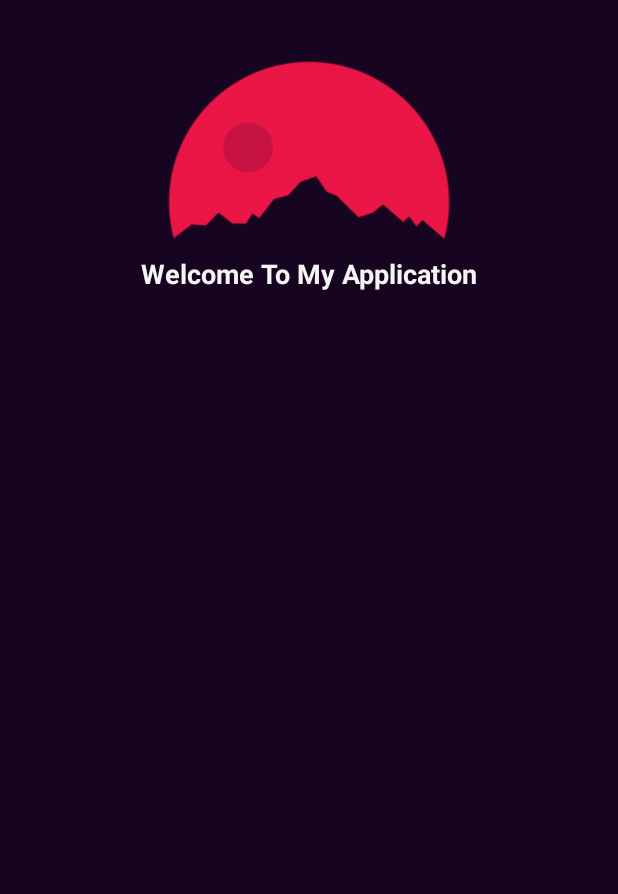
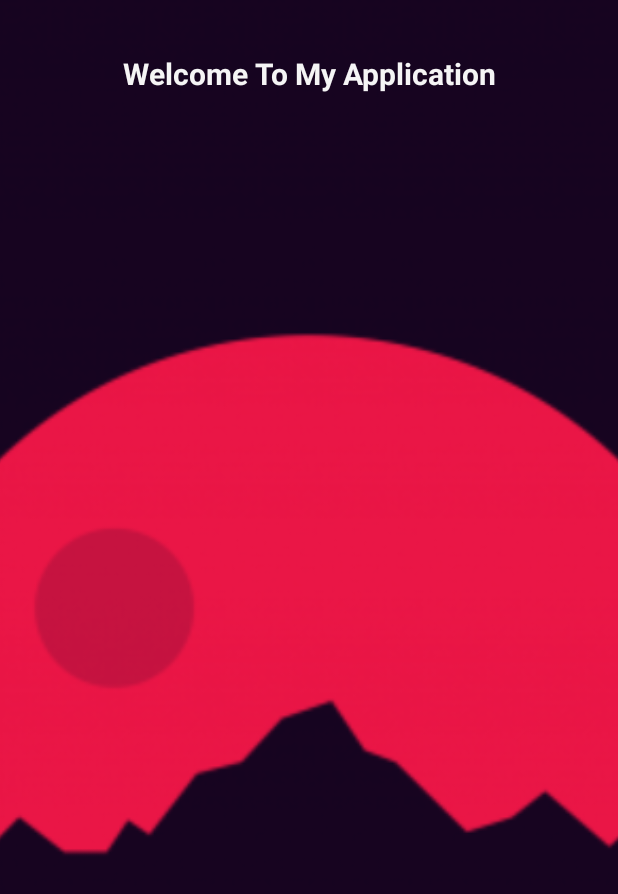
Before and after one commit to KORUSH-KABIR/MFTVWork, an Android app: the layout activity_base.xml on its own in the app's theme, with its tools: preview values and no code run, on a phone screen of 412 x 824 dp. Shown: the top 894 px of the screen. Run offline under Robolectric (Android 15) with nearby library versions, the phone set to English and light mode, and no system bars.

Commit message:
commit init
commit init

```diff
--- a/app/src/main/java/ir/phoenix_iran/mftvwork/MainActivity.java
+++ b/app/src/main/java/ir/phoenix_iran/mftvwork/MainActivity.java
@@ -1,16 +1,17 @@
 package ir.phoenix_iran.mftvwork;
 
 import android.content.Intent;
+import android.os.Bundle;
 import android.support.v7.app.AppCompatActivity;
-import android.os.Bundle;
 import android.support.v7.widget.AppCompatButton;
 import android.view.View;
 
+import ir.phoenix_iran.mftvwork.Core.SetupActivity;
 import ir.phoenix_iran.mftvwork.FirstExercises.FirstSection;
 import ir.phoenix_iran.mftvwork.FirstExercises.SecondSection_1;
 import ir.phoenix_iran.mftvwork.SecondExercises.BaseActivity;
 
-public class MainActivity extends AppCompatActivity {
+public class MainActivity extends SetupActivity {
 
     private AppCompatButton firstExercise , secondExercise , thirdExercise;
 
--- a/app/src/main/res/layout/activity_base.xml
+++ b/app/src/main/res/layout/activity_base.xml
@@ -4,6 +4,7 @@
     xmlns:tools="http://schemas.android.com/tools"
     android:layout_width="match_parent"
     android:background="#170420"
+    tools:ignore="MissingPrefix"
     android:layout_height="match_parent"
     tools:context=".SecondExercises.BaseActivity">
 
@@ -12,16 +13,22 @@
         android:scaleType="centerCrop"
         android:src="@drawable/header_pic"
         android:layout_width="match_parent"
-        android:layout_height="200dp" />
+        android:layout_height="match_parent" />
 
     <TextView
-        android:layout_marginTop="170dp"
+        android:id="@+id/tctWelcome"
+        fontPath="cinzel_bold.otf"
+        android:layout_marginTop="30dp"
         android:text="Welcome To My Application"
-        android:textSize="18sp"
+        android:textSize="20sp"
         android:gravity="center"
+        android:layout_centerHorizontal="true"
+        android:padding="5dp"
         android:textColor="@color/gray100"
         android:textStyle="bold"
         android:layout_width="match_parent"
         android:layout_height="wrap_content" />
 
+
+
 </RelativeLayout>
```
Also changed, not shown: app/src/main/assets/cinzel_bold.otf (added), app/src/main/assets/exo2_bold.otf (added), app/src/main/assets/exo2_light.otf (added), app/src/main/res/drawable/pic_bg_1.jpg (added).
